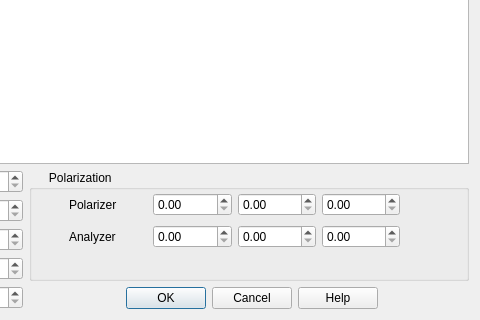
Above: licorne/UI/dataloader.ui from quantumsteve/Licorne-Py before the change; both pictures show x 113 to 593 and y 452 to 772 of the 593 by 772 pixel window. Below: the same form after it.
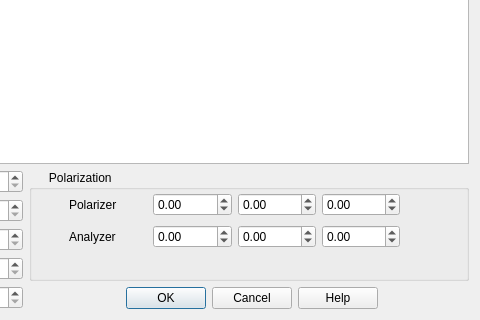
That is the form after the change. Custom widgets are drawn as their Qt base class.

Commit message: Add polarization vectors and emit signal

Diff of the .ui file:
```diff
--- a/licorne/UI/dataloader.ui
+++ b/licorne/UI/dataloader.ui
@@ -148,13 +148,28 @@
         </widget>
        </item>
        <item row="0" column="1">
-        <widget class="QDoubleSpinBox" name="doubleSpinBox_Polx"/>
+        <widget class="QDoubleSpinBox" name="doubleSpinBox_Polx">
+         <property name="minimum">
+          <double>-99.989999999999995</double>
+         </property>
+        </widget>
        </item>
        <item row="0" column="2">
-        <widget class="QDoubleSpinBox" name="doubleSpinBox_Poly"/>
+        <widget class="QDoubleSpinBox" name="doubleSpinBox_Poly">
+         <property name="minimum">
+          <double>-99.989999999999995</double>
+         </property>
+        </widget>
        </item>
        <item row="0" column="3">
-        <widget class="QDoubleSpinBox" name="doubleSpinBox_Polz"/>
+        <widget class="QDoubleSpinBox" name="doubleSpinBox_Polz">
+         <property name="decimals">
+          <number>2</number>
+         </property>
+         <property name="minimum">
+          <double>-99.989999999999995</double>
+         </property>
+        </widget>
        </item>
        <item row="1" column="0">
         <widget class="QLabel" name="label_AnalyzerPol">
@@ -164,13 +179,25 @@
         </widget>
        </item>
        <item row="1" column="1">
-        <widget class="QDoubleSpinBox" name="doubleSpinBox_Anax"/>
+        <widget class="QDoubleSpinBox" name="doubleSpinBox_Anax">
+         <property name="minimum">
+          <double>-99.989999999999995</double>
+         </property>
+        </widget>
        </item>
        <item row="1" column="2">
-        <widget class="QDoubleSpinBox" name="doubleSpinBox_Anay"/>
+        <widget class="QDoubleSpinBox" name="doubleSpinBox_Anay">
+         <property name="minimum">
+          <double>-99.989999999999995</double>
+         </property>
+        </widget>
        </item>
        <item row="1" column="3">
-        <widget class="QDoubleSpinBox" name="doubleSpinBox_Anaz"/>
+        <widget class="QDoubleSpinBox" name="doubleSpinBox_Anaz">
+         <property name="minimum">
+          <double>-99.989999999999995</double>
+         </property>
+        </widget>
        </item>
       </layout>
      </widget>
```
